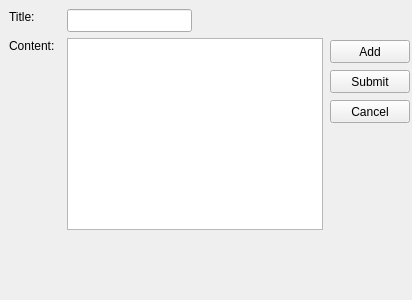
This is notebook.ui in rmpalmer/notebook as Qt 5 draws it before an edit. The edited form follows.
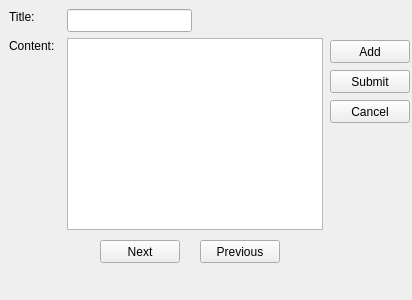
This is the edited form.

Commit message: Added navigation buttons

```diff
--- a/notebook.ui
+++ b/notebook.ui
@@ -98,6 +98,32 @@
     <string>Cancel</string>
    </property>
   </widget>
+  <widget class="QPushButton" name="nextButton">
+   <property name="geometry">
+    <rect>
+     <x>100</x>
+     <y>240</y>
+     <width>80</width>
+     <height>23</height>
+    </rect>
+   </property>
+   <property name="text">
+    <string>Next</string>
+   </property>
+  </widget>
+  <widget class="QPushButton" name="previousButton">
+   <property name="geometry">
+    <rect>
+     <x>200</x>
+     <y>240</y>
+     <width>80</width>
+     <height>23</height>
+    </rect>
+   </property>
+   <property name="text">
+    <string>Previous</string>
+   </property>
+  </widget>
  </widget>
  <layoutdefault spacing="6" margin="11"/>
  <resources/>
```
The commit also changes 2 other files.
